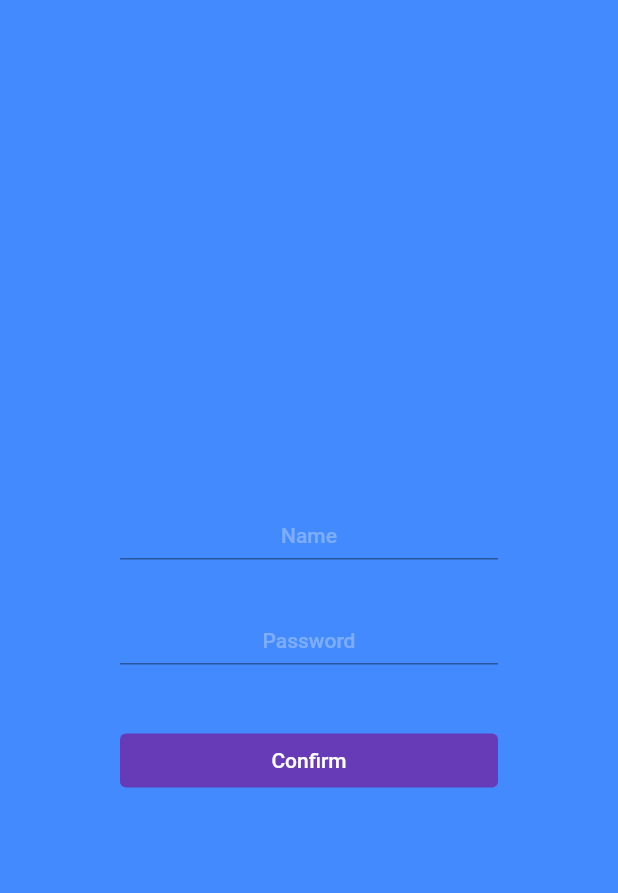
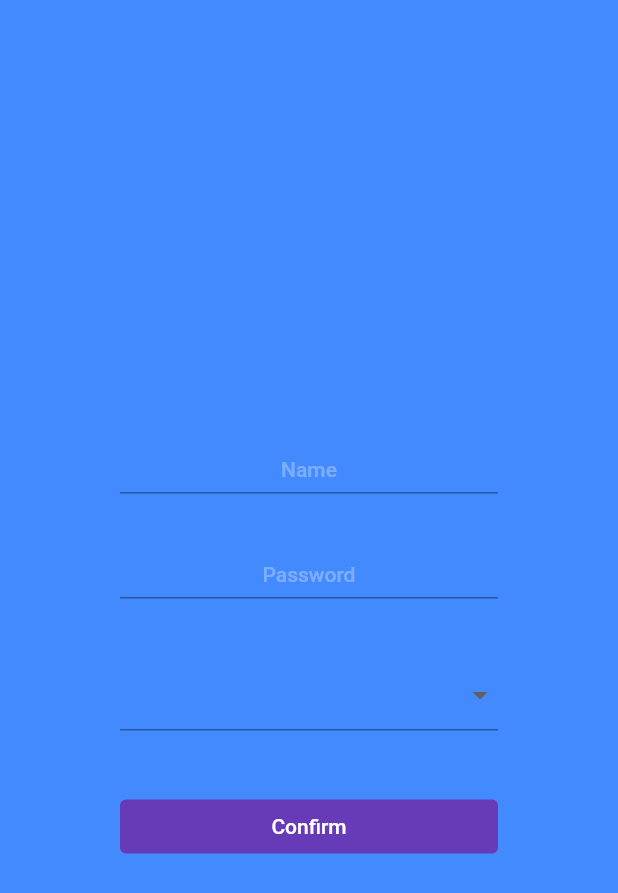
Before and after one commit to ansabic/djigibaoFlutter, a Flutter app: the screen it shows after launch, after a tap on "Confirm", on a phone screen of 412 x 824 dp. Shown: the top 893 px of the screen. Run offline on Flutter 3.47's test engine with Material 2 defaults, Android fonts, the phone set to English and light mode, and no system bars; our stand-ins replace bloc, cloud_firestore, firebase_core, hive, hive_flutter; accounts and stored records are empty.

Commit message:
login done, dummy main screen done

```diff
--- a/lib/constants.dart
+++ b/lib/constants.dart
@@ -1,4 +1,4 @@
 const APP_NAME = "Djigibao Manager";
 const FIRESTORE_USERS = "users";
 const HIVE_USER = "user";
-const HIVE_OWNER = "owner";
+const HIVE_PASSWORD = "password";
--- /dev/null
+++ b/lib/database/entities/role.dart
@@ -0,0 +1,55 @@
+import 'package:hive/hive.dart';
+
+part 'role.g.dart';
+
+@HiveType(typeId: 1)
+enum Role {
+  @HiveField(0)
+  Guitarist,
+  @HiveField(1)
+  Keyboardist,
+  @HiveField(2)
+  Vocal,
+  @HiveField(3)
+  BackVocal,
+  @HiveField(4)
+  Drummer,
+  @HiveField(5)
+  Bassist
+}
+
+String roleToValue(Role role) {
+  switch (role) {
+    case Role.Guitarist:
+      return "Guitarist";
+    case Role.Keyboardist:
+      return "Keyboardist";
+    case Role.Vocal:
+      return "Vocal";
+    case Role.BackVocal:
+      return "Back Vocal";
+    case Role.Drummer:
+      return "Drummer";
+    case Role.Bassist:
+      return "Bassist";
+  }
+}
+
+Role roleFromValue(String value) {
+  switch (value) {
+    case "Guitarist":
+      return Role.Guitarist;
+    case "Keyboardist":
+      return Role.Keyboardist;
+    case "Vocal":
+      return Role.Vocal;
+    case "Back Vocal":
+      return Role.BackVocal;
+    case "Drummer":
+      return Role.Drummer;
+    case "Bassist":
+      return Role.Bassist;
+    default:
+      return Role.Vocal;
+  }
+}
--- a/lib/database/entities/user.dart
+++ b/lib/database/entities/user.dart
@@ -1,4 +1,20 @@
-class user {
-  final name = "";
+import 'package:djigibao_manager/database/entities/role.dart';
+import 'package:hive/hive.dart';
+
+part 'user.g.dart';
+
+@HiveType(typeId: 0)
+class User {
+  @HiveField(0)
+  final String name;
+  @HiveField(1)
   final Role role;
+
+  User({required this.name, required this.role});
+
+  User.fromJson(Map<String, dynamic> json)
+      : name = json["name"],
+        role = roleFromValue(json["role"]);
+
+  Map<String, dynamic> toJson() => {"name": name, "role": roleToValue(role)};
 }
--- a/lib/database/hiveDatabase.dart
+++ b/lib/database/hiveDatabase.dart
@@ -1,11 +1,17 @@
 import 'package:djigibao_manager/constants.dart';
+import 'package:djigibao_manager/database/entities/role.dart';
 import 'package:hive_flutter/adapters.dart';
+
+import 'entities/user.dart';
 
 Future<String> initHive() async {
   await Hive.initFlutter(APP_NAME);
+  Hive.registerAdapter(UserAdapter());
+  Hive.registerAdapter(RoleAdapter());
+
   final result = await Hive.openBox(HIVE_USER);
   if (result.isNotEmpty)
-    return await result.get(HIVE_OWNER);
+    return (result.get(HIVE_USER) as User).name;
   else
     return "";
 }
--- a/lib/firebase/base.dart
+++ b/lib/firebase/base.dart
@@ -1,8 +1,7 @@
-import 'package:djigibao_manager/constants.dart';
 import 'package:firebase_core/firebase_core.dart';
 
 class FirebaseBase {
   Future<void> initFirebase() async {
-    await Firebase.initializeApp(name: APP_NAME);
+    Firebase.initializeApp();
   }
 }
--- a/lib/firebase/firestore/base.dart
+++ b/lib/firebase/firestore/base.dart
@@ -4,4 +4,6 @@ import 'package:djigibao_manager/constants.dart';
 class FirestoreBase {
   final collectionUsers =
       FirebaseFirestore.instance.collection(FIRESTORE_USERS);
+
+  void init() {}
 }
--- a/lib/main.dart
+++ b/lib/main.dart
@@ -1,8 +1,8 @@
 import 'package:djigibao_manager/database/hiveDatabase.dart';
 import 'package:djigibao_manager/firebase/base.dart';
-import 'package:djigibao_manager/firebase/firestore/base.dart';
 import 'package:djigibao_manager/widgets/login_screen/login_screen.dart';
 import 'package:djigibao_manager/widgets/main_screen/main_screen.dart';
+import 'package:firebase_core/firebase_core.dart';
 import 'package:flutter/material.dart';
 
 void main() async {
@@ -28,7 +28,29 @@ class MyApp extends StatelessWidget {
             textTheme: TextTheme(bodyText1: TextStyle(), bodyText2: TextStyle())
                 .apply(
                     bodyColor: Colors.white, displayColor: Colors.blueAccent)),
-        home: FirstSwitchScreen(username: username));
+        home: FutureBuilder(
+            future: Firebase.initializeApp(),
+            builder: (context, snapshot) {
+              if (snapshot.hasError) {
+                return Scaffold(
+                  backgroundColor: Theme.of(context).backgroundColor,
+                  body: Center(
+                    child: Text(snapshot.error.toString(),
+                        style: Theme.of(context).textTheme.bodyText1),
+                  ),
+                );
+              }
+              if (snapshot.connectionState == ConnectionState.done) {
+                return FirstSwitchScreen(username: username);
+              } else
+                return Scaffold(
+                  backgroundColor: Theme.of(context).backgroundColor,
+                  body: Center(
+                    child: Text("Loading...",
+                        style: Theme.of(context).textTheme.bodyText1),
+                  ),
+                );
+            }));
   }
 }
 
--- a/lib/model/role.dart
+++ /dev/null
@@ -1 +0,0 @@
-enum Role { Guitarist, Keyboardist, Vocal, BackVocal, Drummer, Bassist }
--- a/lib/widgets/login_screen/login_screen.dart
+++ b/lib/widgets/login_screen/login_screen.dart
@@ -1,5 +1,7 @@
 import 'dart:ui';
 
+import 'package:djigibao_manager/database/entities/user.dart';
+import 'package:djigibao_manager/database/entities/role.dart';
 import 'package:djigibao_manager/navigation/destination.dart';
 import 'package:djigibao_manager/navigation/navigation.dart';
 import 'package:djigibao_manager/widgets/login_screen/login_screen_blocs.dart';
@@ -9,6 +11,7 @@ import 'package:flutter/widgets.dart';
 class LoginScreen extends StatelessWidget {
   final loginNameController = FieldController();
   final loginPassController = FieldController();
+  final rolePicked = RolePicked();
 
   @override
   Widget build(BuildContext context) {
@@ -23,22 +26,56 @@ class LoginScreen extends StatelessWidget {
             children: [
               Padding(
                   padding: EdgeInsets.symmetric(horizontal: 80, vertical: 20),
-                  child:
-                      Form(formController: loginNameController, hint: "Name")),
+                  child: Form(
+                    formController: loginNameController,
+                    hint: "Name",
+                    password: false,
+                  )),
               Padding(
                 padding: EdgeInsets.symmetric(horizontal: 80, vertical: 20),
                 child: Form(
                   formController: loginPassController,
                   hint: "Password",
+                  password: true,
+                ),
+              ),
+              Padding(
+                padding: EdgeInsets.symmetric(horizontal: 80, vertical: 20),
+                child: Theme(
+                  data: Theme.of(context)
+                      .copyWith(canvasColor: Theme.of(context).backgroundColor),
+                  child: DropdownButtonFormField<String>(
+                    style: TextStyle(
+                        backgroundColor: Theme.of(context).backgroundColor),
+                    items: Role.values.map((e) {
+                      return DropdownMenuItem(
+                        value: roleToValue(e),
+                        child: Center(
+                          child: Text(
+                            roleToValue(e),
+                          ),
+                        ),
+                      );
+                    }).toList(),
+                    onChanged: (role) {
+                      rolePicked.changeRole(role ?? roleToValue(Role.Vocal));
+                    },
+                  ),
                 ),
               ),
               Padding(
                   padding: EdgeInsets.symmetric(horizontal: 80, vertical: 20),
                   child: TextButton(
-                    onPressed: () {
+                    onPressed: () async {
                       if (loginNameController.state.isNotEmpty &&
-                          loginPassController.state.isNotEmpty)
+                          loginPassController.state.isNotEmpty) {
+                        await LoginUser().loginUserLocallyAndRemote(
+                            User(
+                                name: loginNameController.state,
+                                role: roleFromValue(rolePicked.rolePicked)),
+                            loginPassController.state);
                         navigation.navigateTo(Destination.Home);
+                      }
                     },
                     style: ButtonStyle(
                         backgroundColor:
@@ -47,7 +84,7 @@ class LoginScreen extends StatelessWidget {
                       "Confirm",
                       style: Theme.of(context).textTheme.bodyText1,
                     ),
-                  ))
+                  )),
             ],
           ),
         ));
@@ -56,19 +93,27 @@ class LoginScreen extends StatelessWidget {
 
 class Form extends StatefulWidget {
   final FieldController formController;
+  final bool password;
   final String hint;
 
-  Form({required this.formController, required this.hint});
+  Form(
+      {required this.formController,
+      required this.hint,
+      required this.password});
 
   @override
   State<StatefulWidget> createState() =>
-      _Form(formController: formController, hint: hint);
+      _Form(formController: formController, hint: hint, password: password);
 }
 
 class _Form extends State<Form> {
   final String hint;
+  final bool password;
 
-  _Form({required this.formController, required this.hint});
+  _Form(
+      {required this.formController,
+      required this.hint,
+      required this.password});
 
   final FieldController formController;
   final textController = TextEditingController();
@@ -81,6 +126,7 @@ class _Form extends State<Form> {
       child: TextFormField(
         textAlign: TextAlign.center,
         style: Theme.of(context).textTheme.bodyText1,
+        obscureText: password,
         decoration: InputDecoration(hintText: hint),
         controller: textController,
         onChanged: (text) {
```
Also changed, not shown: lib/database/repository.dart (added, +27 -0 lines), lib/firebase/firestore/user_repository_remote.dart (+5 -3 lines), lib/widgets/login_screen/login_screen_blocs.dart (+20 -3 lines), lib/widgets/main_screen/main_screen.dart (+47 -1 lines), lib/database/entities/role.g.dart (added), lib/database/entities/user.g.dart (added), 4 other files.
